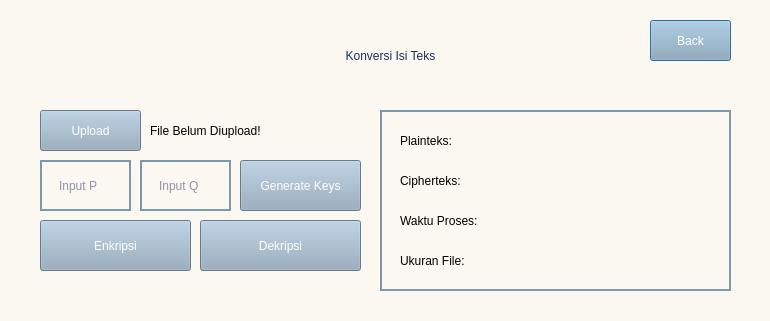
Qt form text.ui (stellaribli/RSA) before a commit.
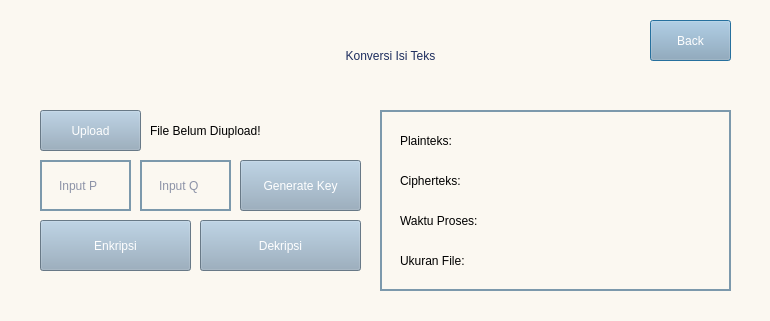
The same form after that commit.

Patch:
```diff
--- a/text.ui
+++ b/text.ui
@@ -322,7 +322,7 @@
  }</string>
    </property>
    <property name="text">
-    <string>Generate Keys</string>
+    <string>Generate Key</string>
    </property>
   </widget>
   <zorder>frame</zorder>
```
Left out of the diff: 4 changed lines with no effect on the pictures.
